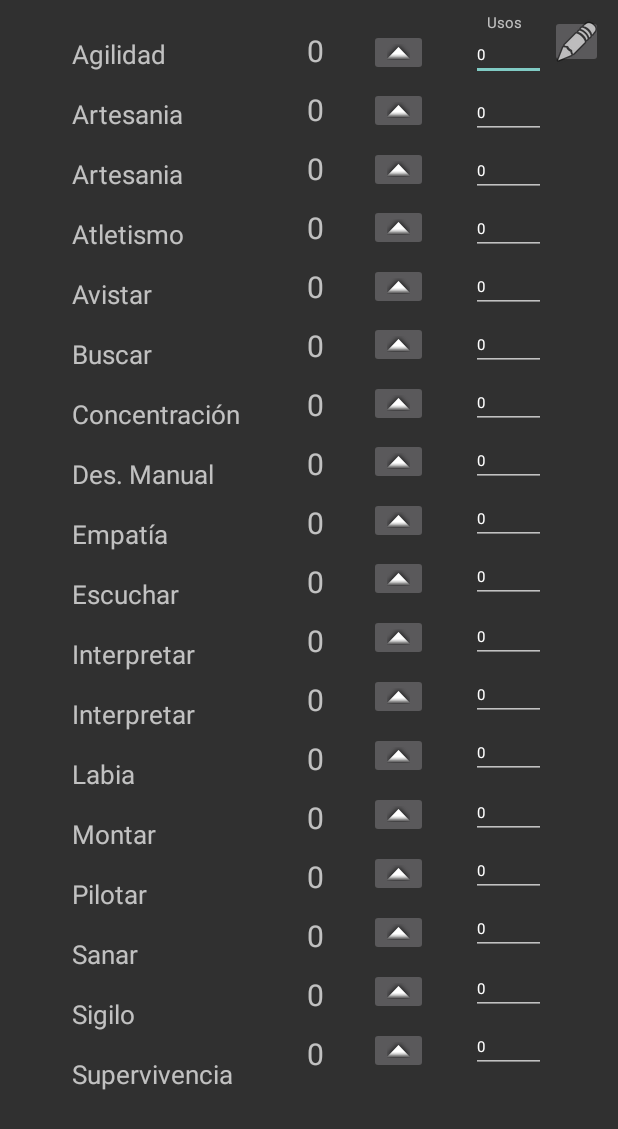
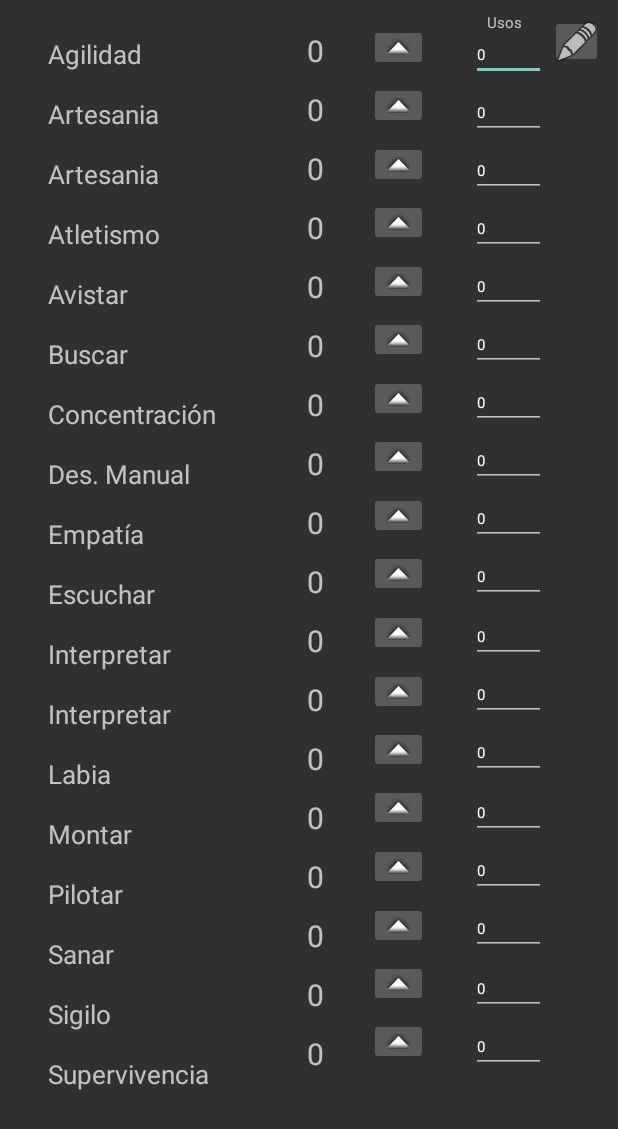
Before and after one commit to GCorbella/diario_de_aventura, an Android app: the Habilidades screen opened directly, with no data from a screen before it, on a phone screen of 412 x 824 dp. Shown: the top 1129 px of the screen. Run offline under Robolectric (Android 15) with nearby library versions, the phone set to English and light mode, and no system bars.

Commit message:
Cambiadas distáncias para funcionar en pantallas menores.

```diff
--- a/app/src/main/res/layout/pnt_habilidades.xml
+++ b/app/src/main/res/layout/pnt_habilidades.xml
@@ -10,7 +10,7 @@
         android:id="@+id/txt_agilidad"
         android:layout_width="wrap_content"
         android:layout_height="wrap_content"
-        android:layout_marginStart="48dp"
+        android:layout_marginStart="32dp"
         android:layout_marginTop="24dp"
         android:text="Agilidad"
         android:textSize="17sp"
@@ -21,7 +21,7 @@
         android:id="@+id/txt_artesania1"
         android:layout_width="wrap_content"
         android:layout_height="wrap_content"
-        android:layout_marginStart="48dp"
+        android:layout_marginStart="32dp"
         android:layout_marginTop="16dp"
         android:text="Artesania"
         android:textSize="17sp"
@@ -32,7 +32,7 @@
         android:id="@+id/txt_artesania2"
         android:layout_width="wrap_content"
         android:layout_height="wrap_content"
-        android:layout_marginStart="48dp"
+        android:layout_marginStart="32dp"
         android:layout_marginTop="16dp"
         android:text="Artesania"
         android:textSize="17sp"
@@ -43,7 +43,7 @@
         android:id="@+id/txt_montar"
         android:layout_width="wrap_content"
         android:layout_height="wrap_content"
-        android:layout_marginStart="48dp"
+        android:layout_marginStart="32dp"
         android:layout_marginTop="16dp"
         android:text="Montar"
         android:textSize="17sp"
@@ -54,7 +54,7 @@
         android:id="@+id/txt_escuchar"
         android:layout_width="wrap_content"
         android:layout_height="wrap_content"
-        android:layout_marginStart="48dp"
+        android:layout_marginStart="32dp"
         android:layout_marginTop="16dp"
         android:text="Escuchar"
         android:textSize="17sp"
@@ -65,7 +65,7 @@
         android:id="@+id/txt_concentracion"
         android:layout_width="wrap_content"
         android:layout_height="wrap_content"
-        android:layout_marginStart="48dp"
+        android:layout_marginStart="32dp"
         android:layout_marginTop="16dp"
         android:text="Concentración"
         android:textSize="17sp"
@@ -76,7 +76,7 @@
         android:id="@+id/txt_sanar"
         android:layout_width="wrap_content"
         android:layout_height="wrap_content"
-        android:layout_marginStart="48dp"
+        android:layout_marginStart="32dp"
         android:layout_marginTop="16dp"
         android:text="Sanar"
         android:textSize="17sp"
@@ -87,7 +87,7 @@
         android:id="@+id/txt_supervivencia"
         android:layout_width="wrap_content"
         android:layout_height="wrap_content"
-        android:layout_marginStart="48dp"
+        android:layout_marginStart="32dp"
         android:layout_marginTop="16dp"
         android:text="Supervivencia"
         android:textSize="17sp"
@@ -98,7 +98,7 @@
         android:id="@+id/txt_sigilo"
         android:layout_width="wrap_content"
         android:layout_height="wrap_content"
-        android:layout_marginStart="48dp"
+        android:layout_marginStart="32dp"
         android:layout_marginTop="16dp"
         android:text="Sigilo"
         android:textSize="17sp"
@@ -109,7 +109,7 @@
         android:id="@+id/txt_interpretar2"
         android:layout_width="wrap_content"
         android:layout_height="wrap_content"
-        android:layout_marginStart="48dp"
+        android:layout_marginStart="32dp"
         android:layout_marginTop="16dp"
         android:text="Interpretar"
         android:textSize="17sp"
@@ -120,7 +120,7 @@
         android:id="@+id/txt_pilotar"
         android:layout_width="wrap_content"
         android:layout_height="wrap_content"
-        android:layout_marginStart="48dp"
+        android:layout_marginStart="32dp"
         android:layout_marginTop="16dp"
         android:text="Pilotar"
         android:textSize="17sp"
@@ -131,7 +131,7 @@
         android:id="@+id/txt_atletismo"
         android:layout_width="wrap_content"
         android:layout_height="wrap_content"
-        android:layout_marginStart="48dp"
+        android:layout_marginStart="32dp"
         android:layout_marginTop="16dp"
         android:text="Atletismo"
         android:textSize="17sp"
@@ -142,7 +142,7 @@
         android:id="@+id/txt_empatia"
         android:layout_width="wrap_content"
         android:layout_height="wrap_content"
-        android:layout_marginStart="48dp"
+        android:layout_marginStart="32dp"
         android:layout_marginTop="16dp"
         android:text="Empatía"
         android:textSize="17sp"
@@ -153,7 +153,7 @@
         android:id="@+id/txt_interpretar1"
         android:layout_width="wrap_content"
         android:layout_height="wrap_content"
-        android:layout_marginStart="48dp"
+        android:layout_marginStart="32dp"
         android:layout_marginTop="16dp"
         android:text="Interpretar"
         android:textSize="17sp"
@@ -164,7 +164,7 @@
         android:id="@+id/txt_avistar"
         android:layout_width="wrap_content"
         android:layout_height="wrap_content"
-        android:layout_marginStart="48dp"
+        android:layout_marginStart="32dp"
         android:layout_marginTop="16dp"
         android:text="Avistar"
         android:textSize="17sp"
@@ -175,7 +175,7 @@
         android:id="@+id/txt_des_manual"
         android:layout_width="wrap_content"
         android:layout_height="wrap_content"
-        android:layout_marginStart="48dp"
+        android:layout_marginStart="32dp"
         android:layout_marginTop="16dp"
         android:text="Des. Manual"
         android:textSize="17sp"
@@ -186,7 +186,7 @@
         android:id="@+id/txt_labia"
         android:layout_width="wrap_content"
         android:layout_height="wrap_content"
-        android:layout_marginStart="48dp"
+        android:layout_marginStart="32dp"
         android:layout_marginTop="16dp"
         android:text="Labia"
         android:textSize="17sp"
@@ -197,7 +197,7 @@
         android:id="@+id/txt_buscar"
         android:layout_width="wrap_content"
         android:layout_height="wrap_content"
-        android:layout_marginStart="48dp"
+        android:layout_marginStart="32dp"
         android:layout_marginTop="16dp"
         android:text="Buscar"
         android:textSize="17sp"
@@ -407,7 +407,7 @@
         android:layout_width="wrap_content"
         android:layout_height="wrap_content"
         android:layout_marginStart="30dp"
-        android:layout_marginTop="19dp"
+        android:layout_marginTop="16dp"
         app:layout_constraintStart_toEndOf="@+id/txt_val_agilidad"
         app:layout_constraintTop_toTopOf="parent"
         app:srcCompat="@android:drawable/arrow_up_float" />
@@ -527,7 +527,7 @@
         android:layout_width="wrap_content"
         android:layout_height="wrap_content"
         android:layout_marginStart="30dp"
-        android:layout_marginTop="8dp"
+        android:layout_marginTop="7dp"
         app:layout_constraintStart_toEndOf="@+id/txt_val_labia"
         app:layout_constraintTop_toBottomOf="@+id/btn_mas_interpretar2"
         app:srcCompat="@android:drawable/arrow_up_float" />
@@ -537,7 +537,7 @@
         android:layout_width="wrap_content"
         android:layout_height="wrap_content"
         android:layout_marginStart="30dp"
-        android:layout_marginTop="8dp"
+        android:layout_marginTop="7dp"
         app:layout_constraintStart_toEndOf="@+id/txt_val_montar"
         app:layout_constraintTop_toBottomOf="@+id/btn_mas_labia"
         app:srcCompat="@android:drawable/arrow_up_float" />
@@ -567,7 +567,7 @@
         android:layout_width="wrap_content"
         android:layout_height="wrap_content"
         android:layout_marginStart="30dp"
-        android:layout_marginTop="8dp"
+        android:layout_marginTop="7dp"
         app:layout_constraintStart_toEndOf="@+id/txt_val_sigilo"
         app:layout_constraintTop_toBottomOf="@+id/btn_mas_sanar"
         app:srcCompat="@android:drawable/arrow_up_float" />
@@ -577,7 +577,7 @@
         android:layout_width="wrap_content"
         android:layout_height="wrap_content"
         android:layout_marginStart="30dp"
-        android:layout_marginTop="8dp"
+        android:layout_marginTop="7dp"
         app:layout_constraintStart_toEndOf="@+id/txt_val_supervivencia"
         app:layout_constraintTop_toBottomOf="@+id/btn_mas_sigilo"
         app:srcCompat="@android:drawable/arrow_up_float" />
```
Also changed, not shown: app/src/main/res/layout/pnt_combate.xml (+10 -0 lines), app/src/main/res/layout/pnt_resumen_ficha.xml (+9 -9 lines).
